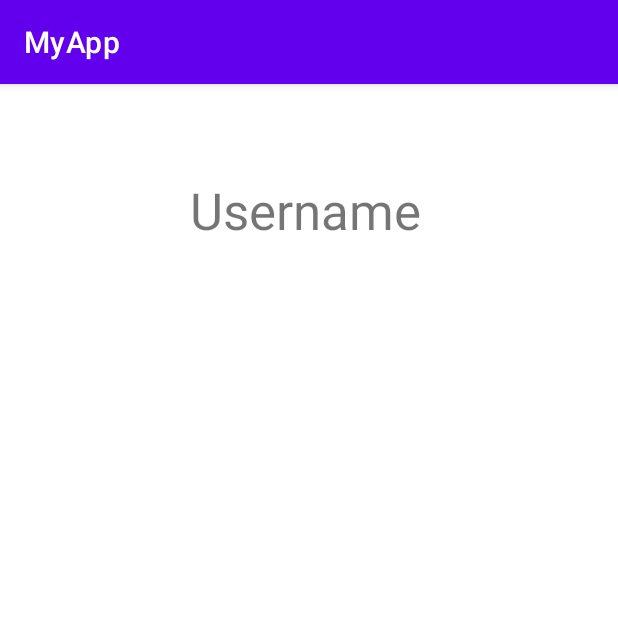
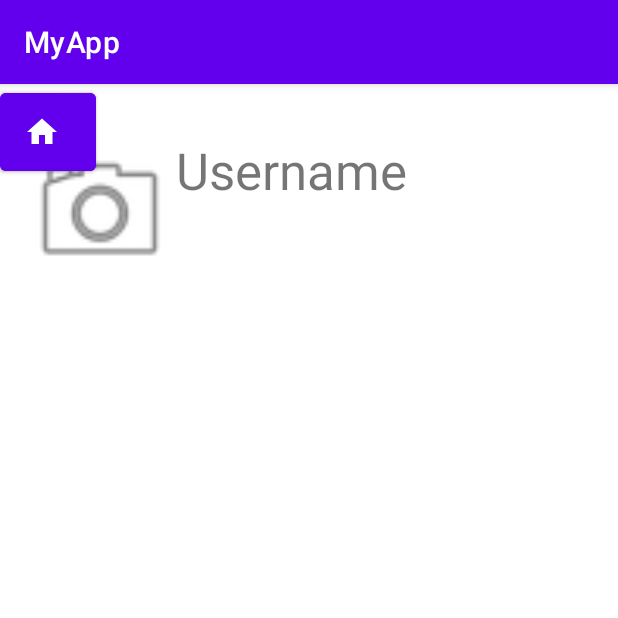
Before and after one commit to Zitrul/neighbour, an Android app: the MainActivity2 screen opened directly, with no data from a screen before it, on a phone screen of 412 x 824 dp, the top half of it. Run offline under Robolectric (Android 15) with nearby library versions, the phone set to English and light mode, and no system bars.

Commit message:
commit icons

```diff
--- a/app/src/main/java/com/example/samsung/myapp/MainActivity.java
+++ b/app/src/main/java/com/example/samsung/myapp/MainActivity.java
@@ -64,7 +64,7 @@ public class MainActivity extends AppCompatActivity {
 
                 try {
 
-                    Socket s = new Socket("192.168.123.61", 5000);
+                    Socket s = new Socket("192.168.123.55", 5000);
 
                     OutputStream out = s.getOutputStream();
 
--- a/app/src/main/java/com/example/samsung/myapp/MapActivity.java
+++ b/app/src/main/java/com/example/samsung/myapp/MapActivity.java
@@ -91,7 +91,7 @@ public class MapActivity extends Activity {
 
                 try {
 
-                    Socket s = new Socket("192.168.123.61", 5000);
+                    Socket s = new Socket("192.168.123.55", 5000);
 
                     OutputStream out = s.getOutputStream();
 
--- /dev/null
+++ b/app/src/main/res/drawable/ic_baseline_home_24.xml
@@ -0,0 +1,5 @@
+<vector android:height="24dp" android:tint="#000000"
+    android:viewportHeight="24" android:viewportWidth="24"
+    android:width="24dp" xmlns:android="http://schemas.android.com/apk/res/android">
+    <path android:fillColor="@android:color/white" android:pathData="M10,20v-6h4v6h5v-8h3L12,3 2,12h3v8z"/>
+</vector>
--- /dev/null
+++ b/app/src/main/res/drawable/ic_baseline_person_24.xml
@@ -0,0 +1,5 @@
+<vector android:height="24dp" android:tint="#000000"
+    android:viewportHeight="24" android:viewportWidth="24"
+    android:width="24dp" xmlns:android="http://schemas.android.com/apk/res/android">
+    <path android:fillColor="@android:color/white" android:pathData="M12,12c2.21,0 4,-1.79 4,-4s-1.79,-4 -4,-4 -4,1.79 -4,4 1.79,4 4,4zM12,14c-2.67,0 -8,1.34 -8,4v2h16v-2c0,-2.66 -5.33,-4 -8,-4z"/>
+</vector>
--- a/app/src/main/res/layout/activity_main2.xml
+++ b/app/src/main/res/layout/activity_main2.xml
@@ -8,28 +8,45 @@
 
     <ImageView
         android:id="@+id/imageView2"
-        android:layout_width="wrap_content"
-        android:layout_height="wrap_content"
-        android:layout_marginStart="28dp"
-        android:layout_marginTop="43dp"
-        android:layout_marginEnd="255dp"
-        android:layout_marginBottom="560dp"
+        android:layout_width="100dp"
+        android:layout_height="100dp"
+        android:layout_marginStart="16dp"
+        android:layout_marginTop="16dp"
+        android:layout_marginEnd="295dp"
+        android:layout_marginBottom="615dp"
         app:layout_constraintBottom_toBottomOf="parent"
         app:layout_constraintEnd_toEndOf="parent"
         app:layout_constraintStart_toStartOf="parent"
         app:layout_constraintTop_toTopOf="parent"
-        tools:srcCompat="@tools:sample/avatars" />
+        app:srcCompat="@android:drawable/ic_menu_camera" />
 
     <TextView
         android:id="@+id/textView3"
-        android:layout_width="251dp"
-        android:layout_height="83dp"
-        android:layout_marginTop="43dp"
-        android:layout_marginBottom="605dp"
+        android:layout_width="247dp"
+        android:layout_height="100dp"
+        android:layout_marginTop="16dp"
+        android:layout_marginEnd="47dp"
+        android:layout_marginBottom="615dp"
         android:text="Username"
         android:textSize="34sp"
         app:layout_constraintBottom_toBottomOf="parent"
         app:layout_constraintEnd_toEndOf="parent"
         app:layout_constraintStart_toEndOf="@+id/imageView2"
         app:layout_constraintTop_toTopOf="parent" />
+
+    <Button
+        android:id="@+id/button2"
+        android:layout_width="64dp"
+        android:layout_height="64dp"
+        app:icon="@drawable/ic_baseline_person_24"
+        tools:layout_editor_absoluteX="254dp"
+        tools:layout_editor_absoluteY="651dp" />
+
+    <Button
+        android:id="@+id/button3"
+        android:layout_width="64dp"
+        android:layout_height="64dp"
+        app:icon="@drawable/ic_baseline_home_24"
+        tools:layout_editor_absoluteX="53dp"
+        tools:layout_editor_absoluteY="651dp" />
 </androidx.constraintlayout.widget.ConstraintLayout>
```
